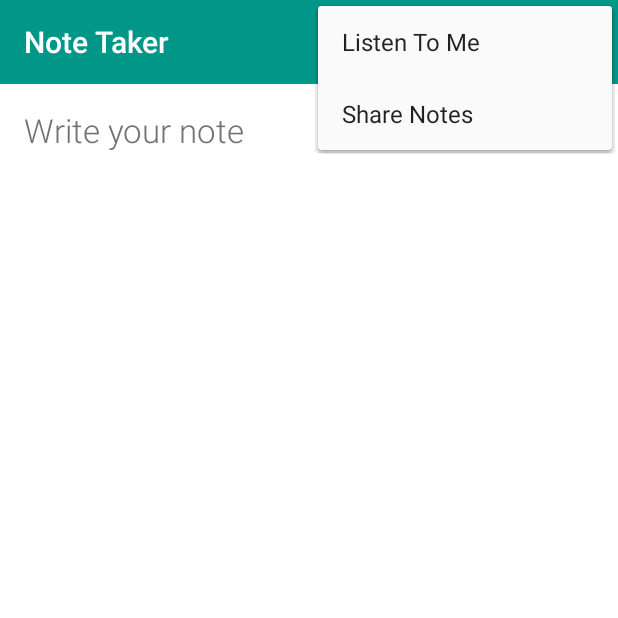
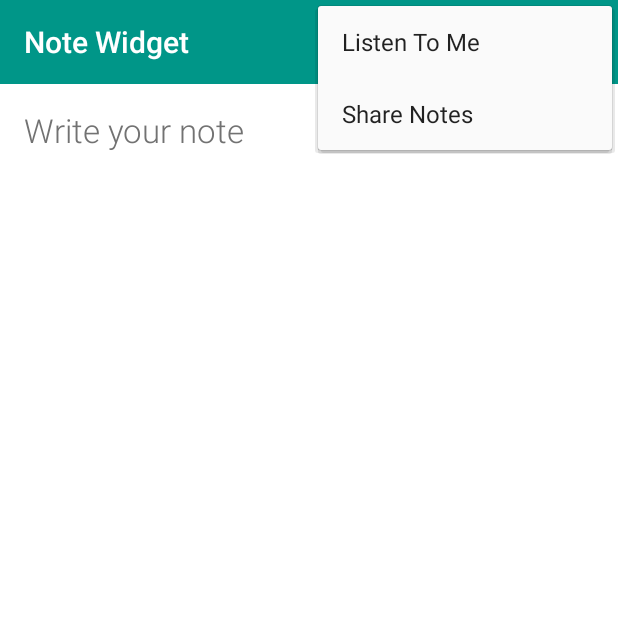
Before and after one commit to feridsource/Note-Taker, an Android app: the MainActivity screen opened directly, with no data from a screen before it, with the options menu open, on a phone screen of 412 x 824 dp, the top half of it. Run offline under Robolectric (Android 15) with nearby library versions, the phone set to English and light mode, and no system bars.

Commit message:
v3.1.1
v3.1.1

```diff
--- a/app/build.gradle
+++ b/app/build.gradle
@@ -8,8 +8,8 @@ android {
         applicationId "com.ferid.app.notetake"
         minSdkVersion 16
         targetSdkVersion 22
-        versionCode 14
-        versionName "3.1.0"
+        versionCode 15
+        versionName "3.1.1"
     }
     buildTypes {
         release {
--- a/app/src/main/AndroidManifest.xml
+++ b/app/src/main/AndroidManifest.xml
@@ -21,7 +21,7 @@
                 android:resource="@xml/note_widget_provider" />
         </receiver>
 
-        <activity android:name="MainActivity"
+        <activity android:name=".MainActivity"
             android:launchMode="singleTop"
             android:configChanges="orientation|screenSize"
             android:windowSoftInputMode="stateAlwaysVisible">
--- a/app/src/main/java/com/ferid/app/notetake/MainActivity.java
+++ b/app/src/main/java/com/ferid/app/notetake/MainActivity.java
@@ -16,7 +16,6 @@
 
 package com.ferid.app.notetake;
 
-import android.app.AlertDialog;
 import android.appwidget.AppWidgetManager;
 import android.content.ActivityNotFoundException;
 import android.content.ComponentName;
@@ -26,6 +25,7 @@ import android.content.Intent;
 import android.os.Bundle;
 import android.os.Handler;
 import android.speech.RecognizerIntent;
+import android.support.v7.app.AlertDialog;
 import android.support.v7.app.AppCompatActivity;
 import android.support.v7.widget.Toolbar;
 import android.view.Gravity;
@@ -124,8 +124,8 @@ public class MainActivity extends AppCompatActivity {
                 }
             });
             builderOperation.setNegativeButton(getString(R.string.no), null);
-            builderOperation.create();
-            builderOperation.show();
+            AlertDialog alertDialog = builderOperation.create();
+            alertDialog.show();
         }
     }
 
--- a/app/src/main/res/values/strings.xml
+++ b/app/src/main/res/values/strings.xml
@@ -1,6 +1,6 @@
 <?xml version="1.0" encoding="utf-8"?>
 <resources>
-    <string name="app_name">Note Taker</string>
+    <string name="app_name">Note Widget</string>
     <string name="sharedPreferences">NOTE_TAKE_PREF</string>
     <string name="prefNote">NOTE</string>
 
```
Also changed, not shown: 4 other files.
